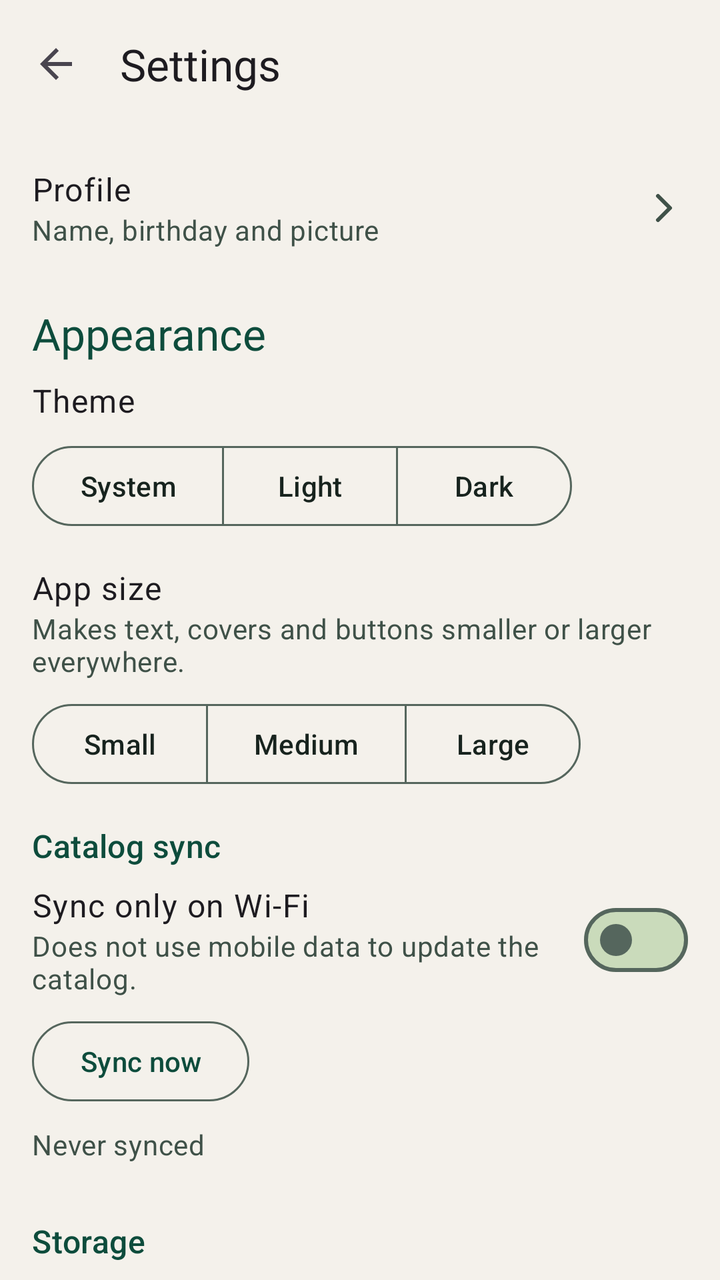
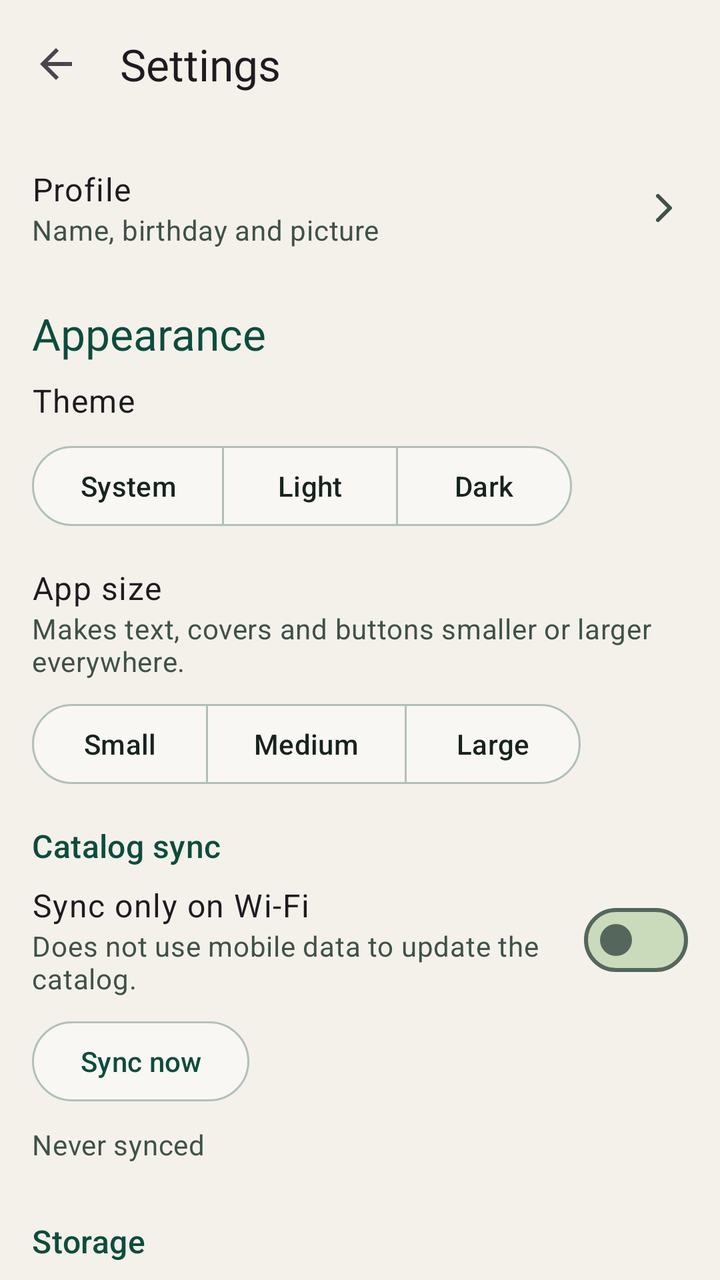

Compare the two renders of this Android layout. The source of the first and the diff that turns it into the second are given below.
<!-- AndroidManifest.xml: application theme Theme.FreeLibrary -->
<!-- res/layout/fragment_settings.xml -->
<?xml version="1.0" encoding="utf-8"?>
<LinearLayout xmlns:android="http://schemas.android.com/apk/res/android"
    xmlns:app="http://schemas.android.com/apk/res-auto"
    android:id="@+id/settingsRoot"
    android:layout_width="match_parent"
    android:layout_height="match_parent"
    android:orientation="vertical">

    <com.google.android.material.appbar.MaterialToolbar
        android:id="@+id/settingsToolbar"
        android:layout_width="match_parent"
        android:layout_height="?attr/actionBarSize"
        app:navigationContentDescription="@string/back"
        app:navigationIcon="?attr/homeAsUpIndicator"
        app:title="@string/settings_title"
        app:titleTextAppearance="@style/TextAppearance.FreeLibrary.TitleLarge" />

    <androidx.core.widget.NestedScrollView
        android:layout_width="match_parent"
        android:layout_height="0dp"
        android:layout_weight="1"
        android:clipToPadding="false">

        <LinearLayout
            android:layout_width="match_parent"
            android:layout_height="wrap_content"
            android:orientation="vertical"
            android:paddingStart="@dimen/spacing_m"
            android:paddingEnd="@dimen/spacing_m"
            android:paddingBottom="@dimen/spacing_m">

            
            <LinearLayout
                android:id="@+id/profileRow"
                android:layout_width="match_parent"
                android:layout_height="wrap_content"
                android:layout_marginTop="@dimen/spacing_s"
                android:background="?attr/selectableItemBackground"
                android:clickable="true"
                android:focusable="true"
                android:gravity="center_vertical"
                android:minHeight="64dp"
                android:orientation="horizontal">

                <LinearLayout
                    android:layout_width="0dp"
                    android:layout_height="wrap_content"
                    android:layout_weight="1"
                    android:orientation="vertical">

                    <TextView
                        android:layout_width="match_parent"
                        android:layout_height="wrap_content"
                        android:text="@string/settings_profile"
                        android:textAppearance="?attr/textAppearanceBodyLarge" />

                    <TextView
                        android:layout_width="match_parent"
                        android:layout_height="wrap_content"
                        android:text="@string/settings_profile_summary"
                        android:textAppearance="?attr/textAppearanceBodyMedium"
                        android:textColor="?attr/colorOnSurfaceVariant" />

                </LinearLayout>

                <ImageView
                    android:layout_width="24dp"
                    android:layout_height="24dp"
                    android:layout_marginStart="@dimen/spacing_m"
                    android:importantForAccessibility="no"
                    android:src="@drawable/ic_chevron_right"
                    app:tint="?attr/colorOnSurfaceVariant" />

            </LinearLayout>

            
            <TextView
                style="@style/TextAppearance.FreeLibrary.TitleLarge"
                android:layout_width="match_parent"
                android:layout_height="wrap_content"
                android:accessibilityHeading="true"
                android:paddingTop="@dimen/spacing_m"
                android:paddingBottom="@dimen/spacing_s"
                android:text="@string/settings_appearance"
                android:textAppearance="?attr/textAppearanceTitleMedium"
                android:textColor="?attr/colorPrimary" />

            <TextView
                android:layout_width="match_parent"
                android:layout_height="wrap_content"
                android:text="@string/settings_theme"
                android:textAppearance="?attr/textAppearanceBodyLarge" />

            <com.google.android.material.button.MaterialButtonToggleGroup
                android:id="@+id/themeGroup"
                android:layout_width="wrap_content"
                android:layout_height="wrap_content"
                android:layout_marginTop="@dimen/spacing_s"
                app:selectionRequired="true"
                app:singleSelection="true">

                <com.google.android.material.button.MaterialButton
                    android:id="@+id/themeSystem"
                    style="@style/Widget.Material3.Button.OutlinedButton"
                    android:layout_width="wrap_content"
                    android:layout_height="wrap_content"
                    android:text="@string/theme_system" />

                <com.google.android.material.button.MaterialButton
                    android:id="@+id/themeLight"
                    style="@style/Widget.Material3.Button.OutlinedButton"
                    android:layout_width="wrap_content"
                    android:layout_height="wrap_content"
                    android:text="@string/theme_light" />

                <com.google.android.material.button.MaterialButton
                    android:id="@+id/themeDark"
                    style="@style/Widget.Material3.Button.OutlinedButton"
                    android:layout_width="wrap_content"
                    android:layout_height="wrap_content"
                    android:text="@string/theme_dark" />

            </com.google.android.material.button.MaterialButtonToggleGroup>

            <TextView
                android:layout_width="match_parent"
                android:layout_height="wrap_content"
                android:layout_marginTop="@dimen/spacing_m"
                android:text="@string/settings_size"
                android:textAppearance="?attr/textAppearanceBodyLarge" />

            <TextView
                android:layout_width="match_parent"
                android:layout_height="wrap_content"
                android:text="@string/settings_size_summary"
                android:textAppearance="?attr/textAppearanceBodyMedium"
                android:textColor="?attr/colorOnSurfaceVariant" />

            <com.google.android.material.button.MaterialButtonToggleGroup
                android:id="@+id/sizeGroup"
                android:layout_width="wrap_content"
                android:layout_height="wrap_content"
                android:layout_marginTop="@dimen/spacing_s"
                app:selectionRequired="true"
                app:singleSelection="true">

                <com.google.android.material.button.MaterialButton
                    android:id="@+id/sizeSmall"
                    style="@style/Widget.Material3.Button.OutlinedButton"
                    android:layout_width="wrap_content"
                    android:layout_height="wrap_content"
                    android:text="@string/size_small" />

                <com.google.android.material.button.MaterialButton
                    android:id="@+id/sizeMedium"
                    style="@style/Widget.Material3.Button.OutlinedButton"
                    android:layout_width="wrap_content"
                    android:layout_height="wrap_content"
                    android:text="@string/size_medium" />

                <com.google.android.material.button.MaterialButton
                    android:id="@+id/sizeLarge"
                    style="@style/Widget.Material3.Button.OutlinedButton"
                    android:layout_width="wrap_content"
                    android:layout_height="wrap_content"
                    android:text="@string/size_large" />

            </com.google.android.material.button.MaterialButtonToggleGroup>

            
            <TextView
                android:layout_width="match_parent"
                android:layout_height="wrap_content"
                android:accessibilityHeading="true"
                android:paddingTop="@dimen/spacing_m"
                android:paddingBottom="@dimen/spacing_s"
                android:text="@string/settings_sync"
                android:textAppearance="?attr/textAppearanceTitleMedium"
                android:textColor="?attr/colorPrimary" />

            <LinearLayout
                android:id="@+id/wifiOnlyRow"
                android:layout_width="match_parent"
                android:layout_height="wrap_content"
                android:background="?attr/selectableItemBackground"
                android:clickable="true"
                android:focusable="false"
                android:gravity="center_vertical"
                android:importantForAccessibility="no"
                android:minHeight="56dp"
                android:orientation="horizontal">

                <LinearLayout
                    android:layout_width="0dp"
                    android:layout_height="wrap_content"
                    android:layout_weight="1"
                    android:orientation="vertical">

                    <TextView
                        android:layout_width="match_parent"
                        android:layout_height="wrap_content"
                        android:text="@string/settings_wifi_only"
                        android:textAppearance="?attr/textAppearanceBodyLarge" />

                    <TextView
                        android:layout_width="match_parent"
                        android:layout_height="wrap_content"
                        android:text="@string/settings_wifi_only_summary"
                        android:textAppearance="?attr/textAppearanceBodyMedium"
                        android:textColor="?attr/colorOnSurfaceVariant" />

                </LinearLayout>

                <com.google.android.material.materialswitch.MaterialSwitch
                    android:id="@+id/wifiOnlySwitch"
                    android:layout_width="wrap_content"
                    android:layout_height="wrap_content"
                    android:layout_marginStart="@dimen/spacing_m"
                    android:contentDescription="@string/settings_wifi_only" />

            </LinearLayout>

            <com.google.android.material.button.MaterialButton
                android:id="@+id/syncNowButton"
                style="@style/Widget.Material3.Button.OutlinedButton"
                android:layout_width="wrap_content"
                android:layout_height="wrap_content"
                android:layout_marginTop="@dimen/spacing_s"
                android:text="@string/settings_sync_now" />

            <TextView
                android:id="@+id/syncStatusText"
                android:layout_width="match_parent"
                android:layout_height="wrap_content"
                android:layout_marginTop="@dimen/spacing_s"
                android:accessibilityLiveRegion="polite"
                android:text="@string/sync_never"
                android:textAppearance="?attr/textAppearanceBodyMedium"
                android:textColor="?attr/colorOnSurfaceVariant" />

            <com.google.android.material.progressindicator.LinearProgressIndicator
                android:id="@+id/syncProgress"
                android:layout_width="match_parent"
                android:layout_height="wrap_content"
                android:layout_marginTop="@dimen/spacing_s"
                android:indeterminate="true"
                android:visibility="invisible" />

            
            <TextView
                android:layout_width="match_parent"
                android:layout_height="wrap_content"
                android:accessibilityHeading="true"
                android:paddingTop="@dimen/spacing_m"
                android:paddingBottom="@dimen/spacing_s"
                android:text="@string/settings_storage"
                android:textAppearance="?attr/textAppearanceTitleMedium"
                android:textColor="?attr/colorPrimary" />

            <LinearLayout
                android:layout_width="match_parent"
                android:layout_height="wrap_content"
                android:gravity="center_vertical"
                android:minHeight="56dp"
                android:orientation="horizontal">

                <LinearLayout
                    android:layout_width="0dp"
                    android:layout_height="wrap_content"
                    android:layout_weight="1"
                    android:orientation="vertical">

                    <TextView
                        android:layout_width="match_parent"
                        android:layout_height="wrap_content"
                        android:text="@string/settings_cover_cache"
                        android:textAppearance="?attr/textAppearanceBodyLarge" />

                    <TextView
                        android:id="@+id/coverCacheSize"
                        android:layout_width="match_parent"
                        android:layout_height="wrap_content"
                        android:textAppearance="?attr/textAppearanceBodyMedium"
                        android:textColor="?attr/colorOnSurfaceVariant" />

                </LinearLayout>

                <com.google.android.material.button.MaterialButton
                    android:id="@+id/clearCacheButton"
                    style="@style/Widget.Material3.Button.OutlinedButton"
                    android:layout_width="wrap_content"
                    android:layout_height="wrap_content"
                    android:layout_marginStart="@dimen/spacing_m"
                    android:text="@string/settings_cover_cache_clear" />

            </LinearLayout>

            
            <TextView
                android:layout_width="match_parent"
                android:layout_height="wrap_content"
                android:accessibilityHeading="true"
                android:paddingTop="@dimen/spacing_m"
                android:paddingBottom="@dimen/spacing_s"
                android:text="@string/settings_privacy"
                android:textAppearance="?attr/textAppearanceTitleMedium"
                android:textColor="?attr/colorPrimary" />

            <LinearLayout
                android:layout_width="match_parent"
                android:layout_height="wrap_content"
                android:gravity="center_vertical"
                android:minHeight="56dp"
                android:orientation="horizontal">

                <LinearLayout
                    android:layout_width="0dp"
                    android:layout_height="wrap_content"
                    android:layout_weight="1"
                    android:orientation="vertical">

                    <TextView
                        android:layout_width="match_parent"
                        android:layout_height="wrap_content"
                        android:text="@string/settings_history"
                        android:textAppearance="?attr/textAppearanceBodyLarge" />

                    <TextView
                        android:layout_width="match_parent"
                        android:layout_height="wrap_content"
                        android:text="@string/settings_history_summary"
                        android:textAppearance="?attr/textAppearanceBodyMedium"
                        android:textColor="?attr/colorOnSurfaceVariant" />

                </LinearLayout>

                <com.google.android.material.button.MaterialButton
                    android:id="@+id/clearHistoryButton"
                    style="@style/Widget.Material3.Button.OutlinedButton"
                    android:layout_width="wrap_content"
                    android:layout_height="wrap_content"
                    android:layout_marginStart="@dimen/spacing_m"
                    android:text="@string/settings_history_clear" />

            </LinearLayout>

            
            <TextView
                android:layout_width="match_parent"
                android:layout_height="wrap_content"
                android:accessibilityHeading="true"
                android:paddingTop="@dimen/spacing_m"
                android:paddingBottom="@dimen/spacing_s"
                android:text="@string/settings_backup"
                android:textAppearance="?attr/textAppearanceTitleMedium"
                android:textColor="?attr/colorPrimary" />

            <TextView
                android:layout_width="match_parent"
                android:layout_height="wrap_content"
                android:text="@string/settings_backup_summary"
                android:textAppearance="?attr/textAppearanceBodyMedium"
                android:textColor="?attr/colorOnSurfaceVariant" />

            <LinearLayout
                android:layout_width="match_parent"
                android:layout_height="wrap_content"
                android:layout_marginTop="@dimen/spacing_s"
                android:orientation="horizontal">

                <com.google.android.material.button.MaterialButton
                    android:id="@+id/backupExportButton"
                    style="@style/Widget.Material3.Button.OutlinedButton"
                    android:layout_width="wrap_content"
                    android:layout_height="wrap_content"
                    android:text="@string/settings_backup_export" />

                <com.google.android.material.button.MaterialButton
                    android:id="@+id/backupImportButton"
                    style="@style/Widget.Material3.Button.OutlinedButton"
                    android:layout_width="wrap_content"
                    android:layout_height="wrap_content"
                    android:layout_marginStart="@dimen/spacing_s"
                    android:text="@string/settings_backup_import" />

            </LinearLayout>

            <com.google.android.material.progressindicator.LinearProgressIndicator
                android:id="@+id/backupProgress"
                android:layout_width="match_parent"
                android:layout_height="wrap_content"
                android:layout_marginTop="@dimen/spacing_s"
                android:indeterminate="true"
                android:visibility="invisible" />

            
            <TextView
                android:layout_width="match_parent"
                android:layout_height="wrap_content"
                android:accessibilityHeading="true"
                android:paddingTop="@dimen/spacing_m"
                android:paddingBottom="@dimen/spacing_s"
                android:text="@string/settings_about"
                android:textAppearance="?attr/textAppearanceTitleMedium"
                android:textColor="?attr/colorPrimary" />

            <TextView
                android:id="@+id/aboutVersion"
                android:layout_width="match_parent"
                android:layout_height="wrap_content"
                android:textAppearance="?attr/textAppearanceBodyLarge" />

            <TextView
                android:layout_width="match_parent"
                android:layout_height="wrap_content"
                android:layout_marginTop="@dimen/spacing_s"
                android:text="@string/about_licence"
                android:textAppearance="?attr/textAppearanceBodyMedium"
                android:textColor="?attr/colorOnSurfaceVariant" />

            <TextView
                android:layout_width="match_parent"
                android:layout_height="wrap_content"
                android:layout_marginTop="@dimen/spacing_s"
                android:text="@string/about_catalog"
                android:textAppearance="?attr/textAppearanceBodyMedium"
                android:textColor="?attr/colorOnSurfaceVariant" />

            <TextView
                android:id="@+id/aboutSource"
                android:layout_width="match_parent"
                android:layout_height="wrap_content"
                android:background="?attr/selectableItemBackground"
                android:clickable="true"
                android:focusable="true"
                android:gravity="center_vertical"
                android:minHeight="48dp"
                android:text="@string/about_source"
                android:textAppearance="?attr/textAppearanceBodyLarge"
                android:textColor="?attr/colorPrimary" />

            <TextView
                android:id="@+id/aboutNotices"
                android:layout_width="match_parent"
                android:layout_height="wrap_content"
                android:background="?attr/selectableItemBackground"
                android:clickable="true"
                android:focusable="true"
                android:gravity="center_vertical"
                android:minHeight="48dp"
                android:text="@string/about_notices"
                android:textAppearance="?attr/textAppearanceBodyLarge"
                android:textColor="?attr/colorPrimary" />

        </LinearLayout>

    </androidx.core.widget.NestedScrollView>

</LinearLayout>
<!-- resources referenced by this layout -->
<resources>
  <dimen name="spacing_m">16dp</dimen>
  <dimen name="spacing_s">8dp</dimen>
  <string name="about_catalog">Books and catalog data: public domain works via Project Gutenberg.</string>
  <string name="about_licence">FreeLibrary is free software under the GNU General Public License v3, with no ads and no tracking.</string>
  <string name="about_notices">Open-source notices</string>
  <string name="about_source">Source code</string>
  <string name="back">Back</string>
  <string name="settings_about">About</string>
  <string name="settings_appearance">Appearance</string>
  <string name="settings_backup">Backup</string>
  <string name="settings_backup_export">Export</string>
  <string name="settings_backup_import">Import</string>
  <string name="settings_cover_cache">Cover cache</string>
  <string name="settings_cover_cache_clear">Clear</string>
  <string name="settings_history">Reading history</string>
  <string name="settings_history_clear">Clear</string>
  <string name="settings_history_summary">Forgets which books you were reading or finished, and where you stopped in them.</string>
  <string name="settings_privacy">Privacy</string>
  <string name="settings_profile">Profile</string>
  <string name="settings_profile_summary">Name, birthday and picture</string>
  <string name="settings_size">App size</string>
  <string name="settings_size_summary">Makes text, covers and buttons smaller or larger everywhere.</string>
  <string name="settings_storage">Storage</string>
  <string name="settings_sync">Catalog sync</string>
  <string name="settings_sync_now">Sync now</string>
  <string name="settings_theme">Theme</string>
  <string name="settings_title">Settings</string>
  <string name="settings_wifi_only">Sync only on Wi-Fi</string>
  <string name="settings_wifi_only_summary">Does not use mobile data to update the catalog.</string>
  <string name="size_large">Large</string>
  <string name="size_medium">Medium</string>
  <string name="size_small">Small</string>
  <string name="sync_never">Never synced</string>
  <string name="theme_dark">Dark</string>
  <string name="theme_light">Light</string>
  <string name="theme_system">System</string>
  <color name="md_primary">#0D4C3C</color>
  <color name="md_on_primary">#F4F1EB</color>
  <color name="md_primary_container">#BFD7A6</color>
  <color name="md_on_primary_container">#0A3A2E</color>
  <color name="md_primary_inverse">#A9CC8A</color>
  <color name="md_secondary">#2D5A4A</color>
  <color name="md_on_secondary">#F4F1EB</color>
  <color name="md_secondary_container">#7AA05A</color>
  <color name="md_on_secondary_container">#17231E</color>
  <color name="md_background">#F4F1EB</color>
  <color name="md_on_background">#17231E</color>
  <color name="md_surface">#F4F1EB</color>
  <color name="md_on_surface">#17231E</color>
  <color name="md_surface_variant">#D8E3CB</color>
  <color name="md_on_surface_variant">#3F5148</color>
  <color name="md_surface_inverse">#17231E</color>
  <color name="md_on_surface_inverse">#F4F1EB</color>
  <color name="md_surface_container_lowest">#F8F8F0</color>
  <color name="md_surface_container_low">#E9EEDF</color>
  <color name="md_surface_container">#DFE8D3</color>
  <color name="md_surface_container_high">#D5E2C7</color>
  <color name="md_surface_container_highest">#CADBBB</color>
  <color name="md_error">#BA1A1A</color>
  <color name="md_on_error">#FFFFFF</color>
  <color name="md_error_container">#FFDAD6</color>
  <color name="md_on_error_container">#410002</color>
  <color name="md_outline">#55665D</color>
  <color name="md_outline_variant">#B5C4A5</color>
  <!-- unchanged entries left out for length: 8 -->
</resources>

<!-- the commit's change to res/layout/fragment_settings.xml (unified diff, before → after) -->
@@ -101,21 +101,21 @@
 
                 <com.google.android.material.button.MaterialButton
                     android:id="@+id/themeSystem"
-                    style="@style/Widget.Material3.Button.OutlinedButton"
+                    style="@style/Widget.FreeLibrary.Button.Glass"
                     android:layout_width="wrap_content"
                     android:layout_height="wrap_content"
                     android:text="@string/theme_system" />
 
                 <com.google.android.material.button.MaterialButton
                     android:id="@+id/themeLight"
-                    style="@style/Widget.Material3.Button.OutlinedButton"
+                    style="@style/Widget.FreeLibrary.Button.Glass"
                     android:layout_width="wrap_content"
                     android:layout_height="wrap_content"
                     android:text="@string/theme_light" />
 
                 <com.google.android.material.button.MaterialButton
                     android:id="@+id/themeDark"
-                    style="@style/Widget.Material3.Button.OutlinedButton"
+                    style="@style/Widget.FreeLibrary.Button.Glass"
                     android:layout_width="wrap_content"
                     android:layout_height="wrap_content"
                     android:text="@string/theme_dark" />
@@ -146,21 +146,21 @@
 
                 <com.google.android.material.button.MaterialButton
                     android:id="@+id/sizeSmall"
-                    style="@style/Widget.Material3.Button.OutlinedButton"
+                    style="@style/Widget.FreeLibrary.Button.Glass"
                     android:layout_width="wrap_content"
                     android:layout_height="wrap_content"
                     android:text="@string/size_small" />
 
                 <com.google.android.material.button.MaterialButton
                     android:id="@+id/sizeMedium"
-                    style="@style/Widget.Material3.Button.OutlinedButton"
+                    style="@style/Widget.FreeLibrary.Button.Glass"
                     android:layout_width="wrap_content"
                     android:layout_height="wrap_content"
                     android:text="@string/size_medium" />
 
                 <com.google.android.material.button.MaterialButton
                     android:id="@+id/sizeLarge"
-                    style="@style/Widget.Material3.Button.OutlinedButton"
+                    style="@style/Widget.FreeLibrary.Button.Glass"
                     android:layout_width="wrap_content"
                     android:layout_height="wrap_content"
                     android:text="@string/size_large" />
@@ -222,7 +222,7 @@
 
             <com.google.android.material.button.MaterialButton
                 android:id="@+id/syncNowButton"
-                style="@style/Widget.Material3.Button.OutlinedButton"
+                style="@style/Widget.FreeLibrary.Button.Glass"
                 android:layout_width="wrap_content"
                 android:layout_height="wrap_content"
                 android:layout_marginTop="@dimen/spacing_s"
@@ -287,7 +287,7 @@
 
                 <com.google.android.material.button.MaterialButton
                     android:id="@+id/clearCacheButton"
-                    style="@style/Widget.Material3.Button.OutlinedButton"
+                    style="@style/Widget.FreeLibrary.Button.Glass"
                     android:layout_width="wrap_content"
                     android:layout_height="wrap_content"
                     android:layout_marginStart="@dimen/spacing_m"
@@ -336,7 +336,7 @@
 
                 <com.google.android.material.button.MaterialButton
                     android:id="@+id/clearHistoryButton"
-                    style="@style/Widget.Material3.Button.OutlinedButton"
+                    style="@style/Widget.FreeLibrary.Button.Glass"
                     android:layout_width="wrap_content"
                     android:layout_height="wrap_content"
                     android:layout_marginStart="@dimen/spacing_m"
@@ -370,14 +370,14 @@
 
                 <com.google.android.material.button.MaterialButton
                     android:id="@+id/backupExportButton"
-                    style="@style/Widget.Material3.Button.OutlinedButton"
+                    style="@style/Widget.FreeLibrary.Button.Glass"
                     android:layout_width="wrap_content"
                     android:layout_height="wrap_content"
                     android:text="@string/settings_backup_export" />
 
                 <com.google.android.material.button.MaterialButton
                     android:id="@+id/backupImportButton"
-                    style="@style/Widget.Material3.Button.OutlinedButton"
+                    style="@style/Widget.FreeLibrary.Button.Glass"
                     android:layout_width="wrap_content"
                     android:layout_height="wrap_content"
                     android:layout_marginStart="@dimen/spacing_s"
<!-- resource entries referenced after the edit -->
@@ -36,6 +36,12 @@
   <string name="theme_dark">Dark</string>
   <string name="theme_light">Light</string>
   <string name="theme_system">System</string>
+  <style name="Widget.FreeLibrary.Button.Glass" parent="Widget.Material3.Button.OutlinedButton">
+          <item name="backgroundTint">@color/glass_button_fill_selector</item>
+          <item name="strokeColor">@color/glass_border</item>
+          <item name="strokeWidth">1dp</item>
+      </style>
+  <color name="glass_border">#592D5A4A</color>
   <color name="md_primary">#0D4C3C</color>
   <color name="md_on_primary">#F4F1EB</color>
   <color name="md_primary_container">#BFD7A6</color>
